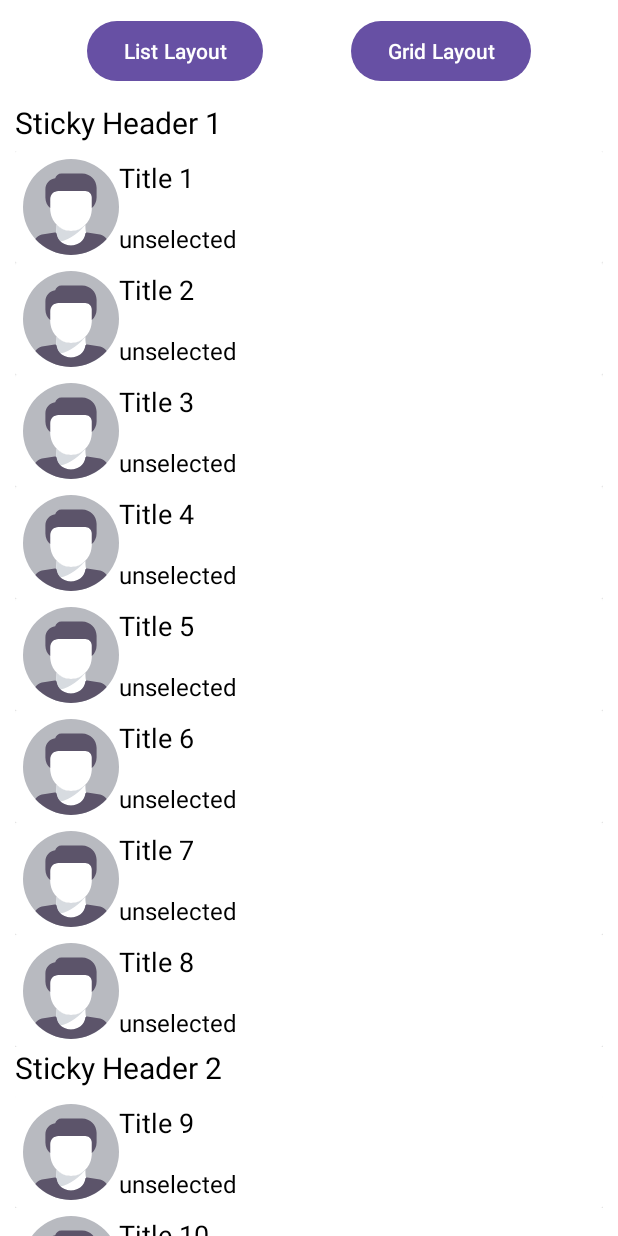
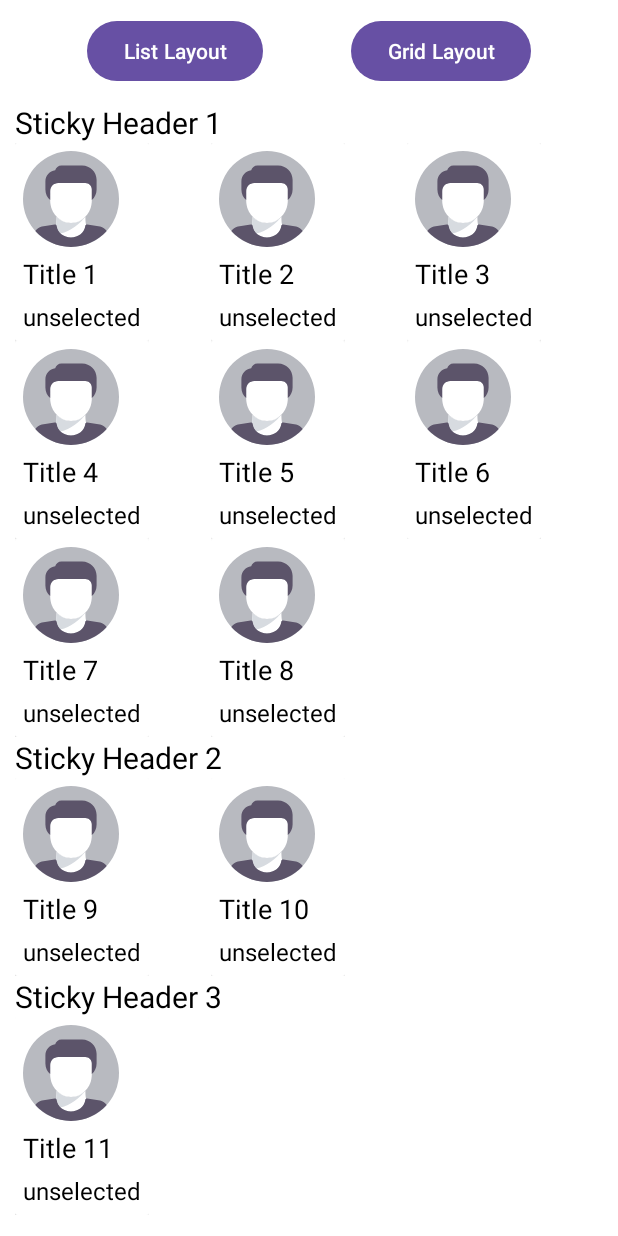
Before and after one commit to proptit-mobile-d21/011-Android-RecyclerView, an Android app: the screen it shows after launch (MainActivity), after a tap on "Title 1", on a phone screen of 412 x 824 dp. Run offline under Robolectric (Android 15) with nearby library versions, the phone set to English and light mode, and no system bars; 2 other taps on this screen came first.

Commit message:
Complete switch to grid layout function

```diff
--- a/app/src/main/java/dev/proptit/recyclerview/IListener.kt
+++ b/app/src/main/java/dev/proptit/recyclerview/IListener.kt
@@ -1,10 +1,8 @@
 package dev.proptit.recyclerview
 
-import androidx.recyclerview.widget.RecyclerView
-import dev.proptit.recyclerview.adapter.ChildAdapter
 import dev.proptit.recyclerview.model.Item
 
-interface IListener<T : RecyclerView.ViewHolder?> {
+interface IListener {
     fun onClick(item: Item)
-    fun onLongClick(adapter: RecyclerView.Adapter<T>, item: Item, position: Int)
+    fun onLongClick(item: Item, position: Int)
 }
--- a/app/src/main/java/dev/proptit/recyclerview/MainActivity.kt
+++ b/app/src/main/java/dev/proptit/recyclerview/MainActivity.kt
@@ -1,13 +1,16 @@
 package dev.proptit.recyclerview
 
 import android.os.Bundle
+import android.widget.Toast
 import androidx.appcompat.app.AppCompatActivity
+import androidx.recyclerview.widget.GridLayoutManager
 import androidx.recyclerview.widget.LinearLayoutManager
-import dev.proptit.recyclerview.adapter.ParentAdapter
+import dev.proptit.recyclerview.adapter.Adapter
 import dev.proptit.recyclerview.data.Data
 import dev.proptit.recyclerview.databinding.ActivityMainBinding
+import dev.proptit.recyclerview.model.Item
 
-class MainActivity : AppCompatActivity() {
+class MainActivity : AppCompatActivity(), IListener {
     private lateinit var binding: ActivityMainBinding
 
     override fun onCreate(savedInstanceState: Bundle?) {
@@ -15,9 +18,48 @@ class MainActivity : AppCompatActivity() {
         binding = ActivityMainBinding.inflate(layoutInflater)
         setContentView(binding.root)
         binding.apply {
-            parentRecyclerView.layoutManager =
-                LinearLayoutManager(this@MainActivity, LinearLayoutManager.VERTICAL, false)
-            parentRecyclerView.adapter = ParentAdapter(this@MainActivity, Data.categories)
+            recyclerView.adapter = Adapter(Data.list, this@MainActivity)
+            changeToListLayout()
+            btnListLayout.setOnClickListener { changeToListLayout() }
+            btnGridLayout.setOnClickListener { changeToGridLayout() }
         }
     }
+
+    private fun changeToListLayout() {
+        binding.recyclerView.apply {
+            layoutManager =
+                LinearLayoutManager(this@MainActivity, LinearLayoutManager.VERTICAL, false)
+            (adapter as Adapter).isListLayout = true
+        }
+    }
+
+    private fun changeToGridLayout() {
+        binding.recyclerView.apply {
+            layoutManager = GridLayoutManager(this@MainActivity, 3).apply {
+                spanSizeLookup = object : GridLayoutManager.SpanSizeLookup() {
+                    override fun getSpanSize(position: Int): Int {
+                        return when ((adapter as Adapter).getItemViewType(position)) {
+                            Adapter.ITEM_GRID -> 1
+                            else -> spanCount
+                        }
+                    }
+                }
+            }
+            (adapter as Adapter).isListLayout = false
+        }
+    }
+
+    override fun onClick(item: Item) {
+        Toast.makeText(this, "${item.title} clicked", Toast.LENGTH_SHORT).show()
+    }
+
+    override fun onLongClick(item: Item, position: Int) {
+        item.isSelected = !item.isSelected
+        (binding.recyclerView.adapter as Adapter).notifyItemChanged(position)
+        Toast.makeText(
+            this,
+            "${item.title} is ${if (item.isSelected) "selected" else "unselected"}",
+            Toast.LENGTH_SHORT
+        ).show()
+    }
 }
--- /dev/null
+++ b/app/src/main/java/dev/proptit/recyclerview/adapter/Adapter.kt
@@ -0,0 +1,111 @@
+package dev.proptit.recyclerview.adapter
+
+import android.view.LayoutInflater
+import android.view.ViewGroup
+import androidx.recyclerview.widget.RecyclerView
+import dev.proptit.recyclerview.IListener
+import dev.proptit.recyclerview.databinding.ItemCategoryBinding
+import dev.proptit.recyclerview.databinding.ItemTitleGridBinding
+import dev.proptit.recyclerview.databinding.ItemTitleListBinding
+import dev.proptit.recyclerview.model.Category
+import dev.proptit.recyclerview.model.IItem
+import dev.proptit.recyclerview.model.Item
+
+class Adapter(private val list: List<IItem>, private val listener: IListener) :
+    RecyclerView.Adapter<RecyclerView.ViewHolder>() {
+
+    companion object {
+        const val CATEGORY = 0
+        const val ITEM_LIST = 1
+        const val ITEM_GRID = 2
+    }
+
+    var isListLayout = true
+
+    inner class CategoryViewHolder(private val binding: ItemCategoryBinding) :
+        RecyclerView.ViewHolder(binding.root) {
+        fun bind(category: Category) {
+            binding.apply {
+                textHeader.text = category.header
+            }
+        }
+    }
+
+    inner class ItemListViewHolder(private val binding: ItemTitleListBinding) :
+        RecyclerView.ViewHolder(binding.root) {
+        fun bind(item: Item) {
+            binding.apply {
+                avatar.setImageResource(item.avatar)
+                textTitle.text = item.title
+                textDescription.text = if (item.isSelected) "selected" else "unselected"
+                itemCard.setOnClickListener {
+                    listener.onClick(item)
+                }
+                itemCard.setOnLongClickListener {
+                    listener.onLongClick(item, adapterPosition)
+                    true
+                }
+            }
+        }
+    }
+
+    inner class ItemGridViewHolder(private val binding: ItemTitleGridBinding) :
+        RecyclerView.ViewHolder(binding.root) {
+        fun bind(item: Item) {
+            binding.apply {
+                avatar.setImageResource(item.avatar)
+                textTitle.text = item.title
+                textDescription.text = if (item.isSelected) "selected" else "unselected"
+                itemCard.setOnClickListener {
+                    listener.onClick(item)
+                }
+                itemCard.setOnLongClickListener {
+                    listener.onLongClick(item, adapterPosition)
+                    true
+                }
+            }
+        }
+    }
+
+    override fun onCreateViewHolder(parent: ViewGroup, viewType: Int): RecyclerView.ViewHolder {
+        return when (viewType) {
+            CATEGORY -> {
+                val binding =
+                    ItemCategoryBinding.inflate(LayoutInflater.from(parent.context), parent, false)
+                CategoryViewHolder(binding)
+            }
+
+            ITEM_LIST -> {
+                val binding =
+                    ItemTitleListBinding.inflate(LayoutInflater.from(parent.context), parent, false)
+                ItemListViewHolder(binding)
+            }
+
+            ITEM_GRID -> {
+                val binding =
+                    ItemTitleGridBinding.inflate(LayoutInflater.from(parent.context), parent, false)
+                ItemGridViewHolder(binding)
+            }
+
+            else -> throw IllegalArgumentException("Illegal argument")
+        }
+    }
+
+    override fun getItemCount(): Int = list.size
+
+    override fun getItemViewType(position: Int): Int {
+        return when (list[position]) {
+            is Category -> CATEGORY
+            is Item -> if (isListLayout) ITEM_LIST else ITEM_GRID
+            else -> throw IllegalArgumentException("Illegal argument")
+        }
+    }
+
+    override fun onBindViewHolder(holder: RecyclerView.ViewHolder, position: Int) {
+        when (holder) {
+            is CategoryViewHolder -> holder.bind(list[position] as Category)
+            is ItemListViewHolder -> holder.bind(list[position] as Item)
+            is ItemGridViewHolder -> holder.bind(list[position] as Item)
+        }
+    }
+}
--- a/app/src/main/java/dev/proptit/recyclerview/adapter/ChildAdapter.kt
+++ /dev/null
@@ -1,45 +0,0 @@
-package dev.proptit.recyclerview.adapter
-
-import android.view.LayoutInflater
-import android.view.ViewGroup
-import androidx.recyclerview.widget.RecyclerView
-import dev.proptit.recyclerview.IListener
-import dev.proptit.recyclerview.R
-import dev.proptit.recyclerview.databinding.ItemChildRecyclerViewBinding
-import dev.proptit.recyclerview.model.Item
-
-class ChildAdapter(
-    private val items: List<Item>,
-    private val listener: IListener<ChildViewHolder>
-) :
-    RecyclerView.Adapter<ChildAdapter.ChildViewHolder>() {
-    inner class ChildViewHolder(private val binding: ItemChildRecyclerViewBinding) :
-        RecyclerView.ViewHolder(binding.root) {
-        fun bind(item: Item) {
-            binding.apply {
-                avatar.setImageResource(R.drawable.avatar)
-                textTitle.text = item.title
-                textDescription.text = if (item.isSelected) "selected" else "unselected"
-                itemCard.setOnClickListener {
-                    listener.onClick(item)
-                }
-                itemCard.setOnLongClickListener {
-                    listener.onLongClick(this@ChildAdapter, item, adapterPosition)
-                    true
-                }
-
-            }
-        }
-    }
-
-    override fun onCreateViewHolder(parent: ViewGroup, viewType: Int): ChildViewHolder {
-        val binding =
-            ItemChildRecyclerViewBinding.inflate(LayoutInflater.from(parent.context), parent, false)
-        return ChildViewHolder(binding)
-    }
-
-    override fun getItemCount(): Int = items.size
-    override fun onBindViewHolder(holder: ChildViewHolder, position: Int) {
-        holder.bind(items[position])
-    }
-}
--- a/app/src/main/java/dev/proptit/recyclerview/adapter/ParentAdapter.kt
+++ /dev/null
@@ -1,62 +0,0 @@
-package dev.proptit.recyclerview.adapter
-
-import android.content.Context
-import android.util.Log
-import android.view.LayoutInflater
-import android.view.ViewGroup
-import android.widget.Toast
-import androidx.recyclerview.widget.LinearLayoutManager
-import androidx.recyclerview.widget.RecyclerView
-import dev.proptit.recyclerview.IListener
-import dev.proptit.recyclerview.databinding.ItemParentRecyclerViewBinding
-import dev.proptit.recyclerview.model.Category
-import dev.proptit.recyclerview.model.Item
-
-class ParentAdapter(private val context: Context, private val categories: List<Category>) :
-    RecyclerView.Adapter<ParentAdapter.ParentViewHolder>(),
-    IListener<ChildAdapter.ChildViewHolder> {
-    inner class ParentViewHolder(private val binding: ItemParentRecyclerViewBinding) :
-        RecyclerView.ViewHolder(binding.root) {
-        fun bind(category: Category) {
-            binding.apply {
-                textHeader.text = category.header
-                childRecyclerView.layoutManager =
-                    LinearLayoutManager(binding.root.context, LinearLayoutManager.VERTICAL, false)
-                childRecyclerView.adapter = ChildAdapter(category.items, this@ParentAdapter)
-            }
-        }
-    }
-
-    override fun onCreateViewHolder(parent: ViewGroup, viewType: Int): ParentViewHolder {
-        val binding =
-            ItemParentRecyclerViewBinding.inflate(
-                LayoutInflater.from(parent.context),
-                parent,
-                false
-            )
-        return ParentViewHolder(binding)
-    }
-
-    override fun getItemCount(): Int = categories.size
-    override fun onBindViewHolder(holder: ParentViewHolder, position: Int) {
-        holder.bind(categories[position])
-    }
-
-    override fun onClick(item: Item) {
-        Toast.makeText(context, "${item.title} clicked", Toast.LENGTH_SHORT).show()
-    }
-
-    override fun onLongClick(
-        adapter: RecyclerView.Adapter<ChildAdapter.ChildViewHolder>,
-        item: Item,
-        position: Int
-    ) {
-        item.isSelected = !item.isSelected
-        adapter.notifyItemChanged(position)
-        Toast.makeText(
-            context,
-            "${item.title} is ${if (item.isSelected) "selected" else "unselected"}",
-            Toast.LENGTH_SHORT
-        ).show()
-    }
-}
--- a/app/src/main/java/dev/proptit/recyclerview/data/Data.kt
+++ b/app/src/main/java/dev/proptit/recyclerview/data/Data.kt
@@ -5,7 +5,8 @@ import dev.proptit.recyclerview.model.Category
 import dev.proptit.recyclerview.model.Item
 
 object Data {
-    private val items_1 = listOf<Item>(
+    val list = listOf(
+        Category("Sticky Header 1"),
         Item(R.drawable.avatar, "Title 1"),
         Item(R.drawable.avatar, "Title 2"),
         Item(R.drawable.avatar, "Title 3"),
@@ -13,18 +14,11 @@ object Data {
         Item(R.drawable.avatar, "Title 5"),
         Item(R.drawable.avatar, "Title 6"),
         Item(R.drawable.avatar, "Title 7"),
-        Item(R.drawable.avatar, "Title 8")
-    )
-    private val items_2 = listOf<Item>(
+        Item(R.drawable.avatar, "Title 8"),
+        Category("Sticky Header 2"),
         Item(R.drawable.avatar, "Title 9"),
-        Item(R.drawable.avatar, "Title 10")
-    )
-    private val items_3 = listOf<Item>(
+        Item(R.drawable.avatar, "Title 10"),
+        Category("Sticky Header 3"),
         Item(R.drawable.avatar, "Title 11")
     )
-    val categories = listOf<Category>(
-        Category("Sticky Header 1", items_1),
-        Category("Sticky Header 2", items_2),
-        Category("Sticky Header 3", items_3)
-    )
 }
--- a/app/src/main/java/dev/proptit/recyclerview/model/Category.kt
+++ b/app/src/main/java/dev/proptit/recyclerview/model/Category.kt
@@ -1,3 +1,3 @@
 package dev.proptit.recyclerview.model
 
-class Category(val header: String, val items: List<Item>)
+class Category(val header: String): IItem
--- /dev/null
+++ b/app/src/main/java/dev/proptit/recyclerview/model/IItem.kt
@@ -0,0 +1,3 @@
+package dev.proptit.recyclerview.model
+
+interface IItem
--- a/app/src/main/java/dev/proptit/recyclerview/model/Item.kt
+++ b/app/src/main/java/dev/proptit/recyclerview/model/Item.kt
@@ -1,5 +1,5 @@
 package dev.proptit.recyclerview.model
 
-data class Item(val avatar: Int, val title: String) {
+data class Item(val avatar: Int, val title: String) : IItem {
     var isSelected: Boolean = false
 }
--- a/app/src/main/res/layout/activity_main.xml
+++ b/app/src/main/res/layout/activity_main.xml
@@ -28,7 +28,7 @@
         app:layout_constraintTop_toTopOf="@id/btnListLayout" />
 
     <androidx.recyclerview.widget.RecyclerView
-        android:id="@+id/parentRecyclerView"
+        android:id="@+id/recyclerView"
         android:layout_width="match_parent"
         android:layout_height="0dp"
         android:layout_marginHorizontal="10dp"
--- a/app/src/main/res/layout/item_parent_recycler_view.xml
+++ b/app/src/main/res/layout/item_category.xml
@@ -14,13 +14,4 @@
         app:layout_constraintTop_toTopOf="parent"
         tools:text="Header" />
 
-    <androidx.recyclerview.widget.RecyclerView
-        android:id="@+id/childRecyclerView"
-        android:layout_width="match_parent"
-        android:layout_height="wrap_content"
-        android:layout_marginTop="5dp"
-        app:layout_constraintEnd_toEndOf="parent"
-        app:layout_constraintStart_toStartOf="parent"
-        app:layout_constraintTop_toBottomOf="@+id/textHeader" />
-
 </androidx.constraintlayout.widget.ConstraintLayout>
--- /dev/null
+++ b/app/src/main/res/layout/item_title_grid.xml
@@ -0,0 +1,51 @@
+<?xml version="1.0" encoding="utf-8"?>
+<androidx.constraintlayout.widget.ConstraintLayout xmlns:android="http://schemas.android.com/apk/res/android"
+    xmlns:app="http://schemas.android.com/apk/res-auto"
+    xmlns:tools="http://schemas.android.com/tools"
+    android:layout_width="wrap_content"
+    android:layout_height="wrap_content">
+
+    <androidx.cardview.widget.CardView
+        android:id="@+id/itemCard"
+        android:layout_width="match_parent"
+        android:layout_height="match_parent">
+
+        <androidx.constraintlayout.widget.ConstraintLayout
+            android:layout_width="match_parent"
+            android:layout_height="wrap_content"
+            android:background="@color/white"
+            android:padding="5dp">
+
+            <ImageView
+                android:id="@+id/avatar"
+                android:layout_width="wrap_content"
+                android:layout_height="wrap_content"
+                app:layout_constraintStart_toStartOf="parent"
+                app:layout_constraintTop_toTopOf="parent"
+                tools:src="@drawable/avatar" />
+
+            <TextView
+                android:id="@+id/textTitle"
+                style="@style/title"
+                android:layout_width="wrap_content"
+                android:layout_height="wrap_content"
+                android:layout_marginTop="5dp"
+                app:layout_constraintStart_toStartOf="@+id/avatar"
+                app:layout_constraintTop_toBottomOf="@+id/avatar"
+                tools:text="Title" />
+
+            <TextView
+                android:id="@+id/textDescription"
+                style="@style/description"
+                android:layout_width="wrap_content"
+                android:layout_height="wrap_content"
+                android:layout_marginTop="5dp"
+                app:layout_constraintStart_toStartOf="@id/textTitle"
+                app:layout_constraintTop_toBottomOf="@id/textTitle"
+                tools:text="Description" />
+
+        </androidx.constraintlayout.widget.ConstraintLayout>
+
+    </androidx.cardview.widget.CardView>
+
+</androidx.constraintlayout.widget.ConstraintLayout>
--- a/app/src/main/res/layout/item_child_recycler_view.xml
+++ b/app/src/main/res/layout/item_title_list.xml
@@ -29,6 +29,7 @@
                 style="@style/title"
                 android:layout_width="wrap_content"
                 android:layout_height="wrap_content"
+                android:layout_marginStart="5dp"
                 app:layout_constraintStart_toEndOf="@id/avatar"
                 app:layout_constraintTop_toTopOf="parent"
                 tools:text="Title" />
```
